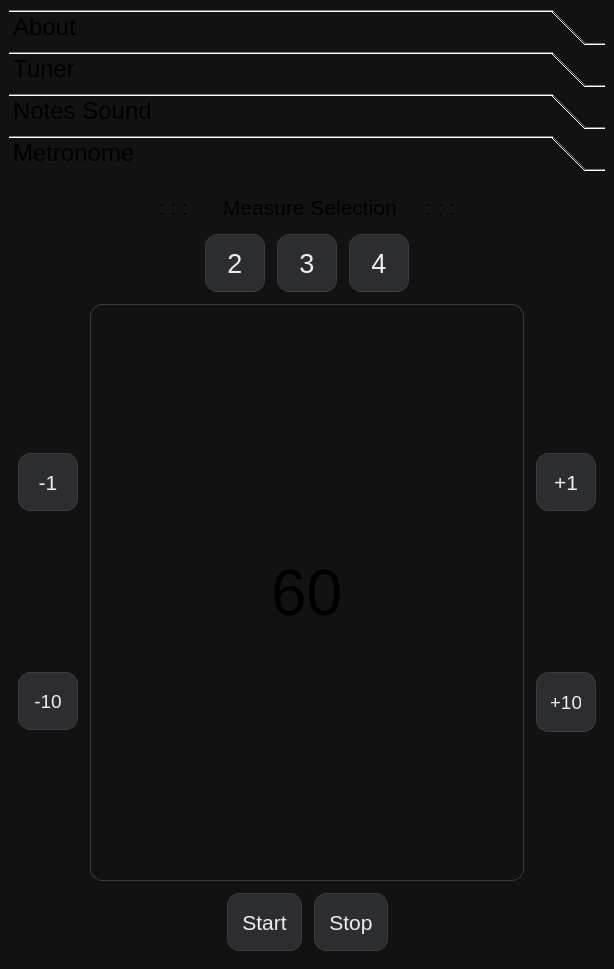
This is mainwindow.ui in DjamesSuhanko/Musicool as Qt 5 draws it before an edit. The edited form follows.
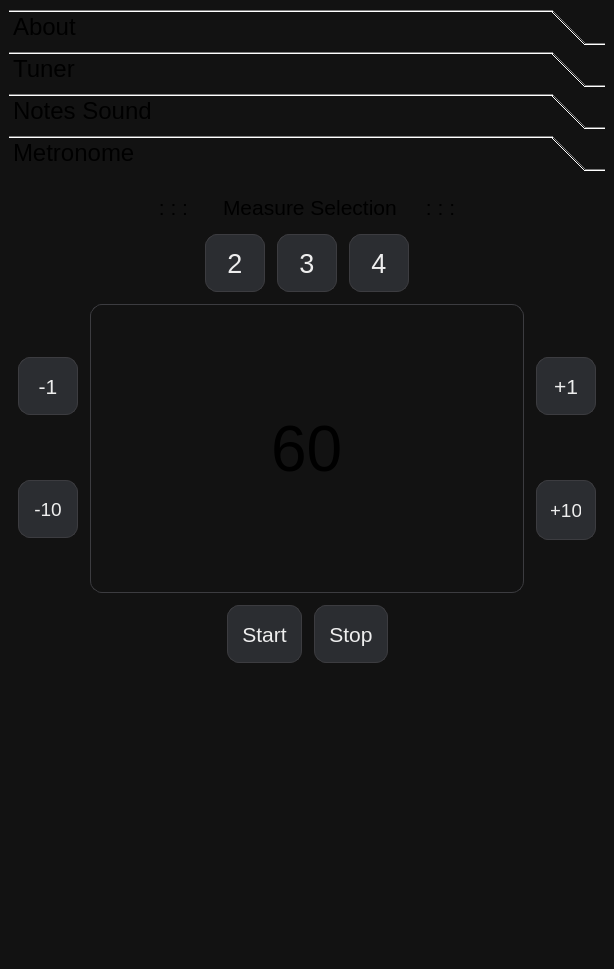
This is the edited form.

Commit message: design metronomo melhorado

```diff
--- a/mainwindow.ui
+++ b/mainwindow.ui
@@ -1136,6 +1136,19 @@
                     </item>
                    </layout>
                   </item>
+                  <item>
+                   <spacer name="verticalSpacer_2">
+                    <property name="orientation">
+                     <enum>Qt::Orientation::Vertical</enum>
+                    </property>
+                    <property name="sizeHint" stdset="0">
+                     <size>
+                      <width>20</width>
+                      <height>40</height>
+                     </size>
+                    </property>
+                   </spacer>
+                  </item>
                  </layout>
                 </item>
                 <item>
```
